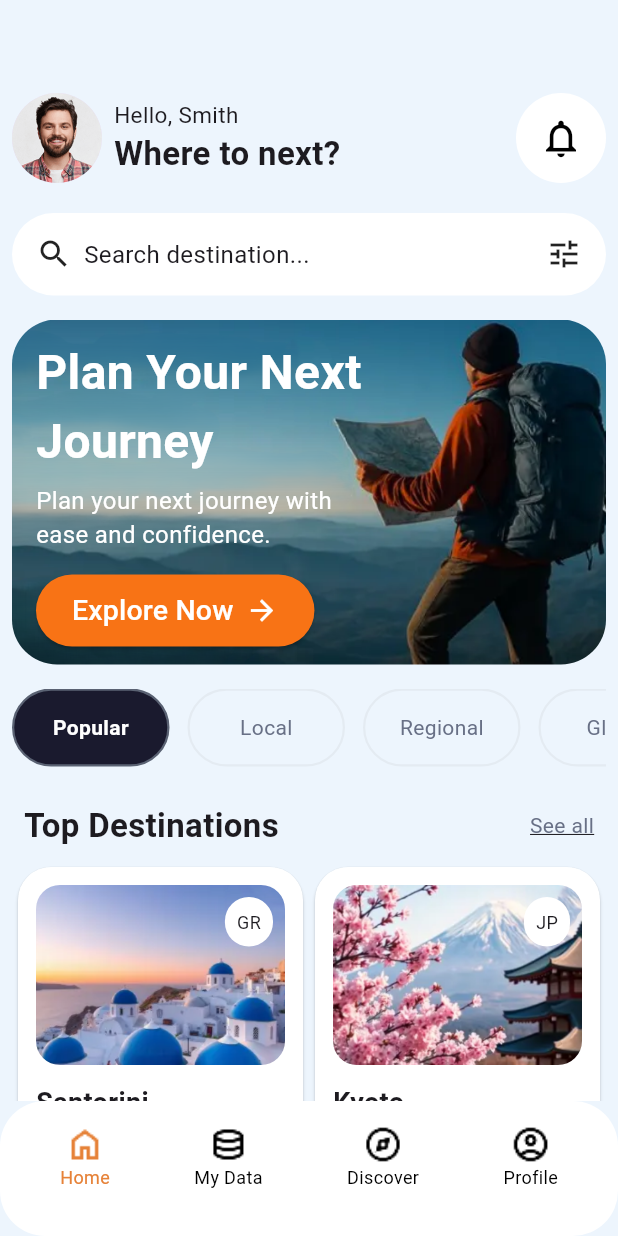
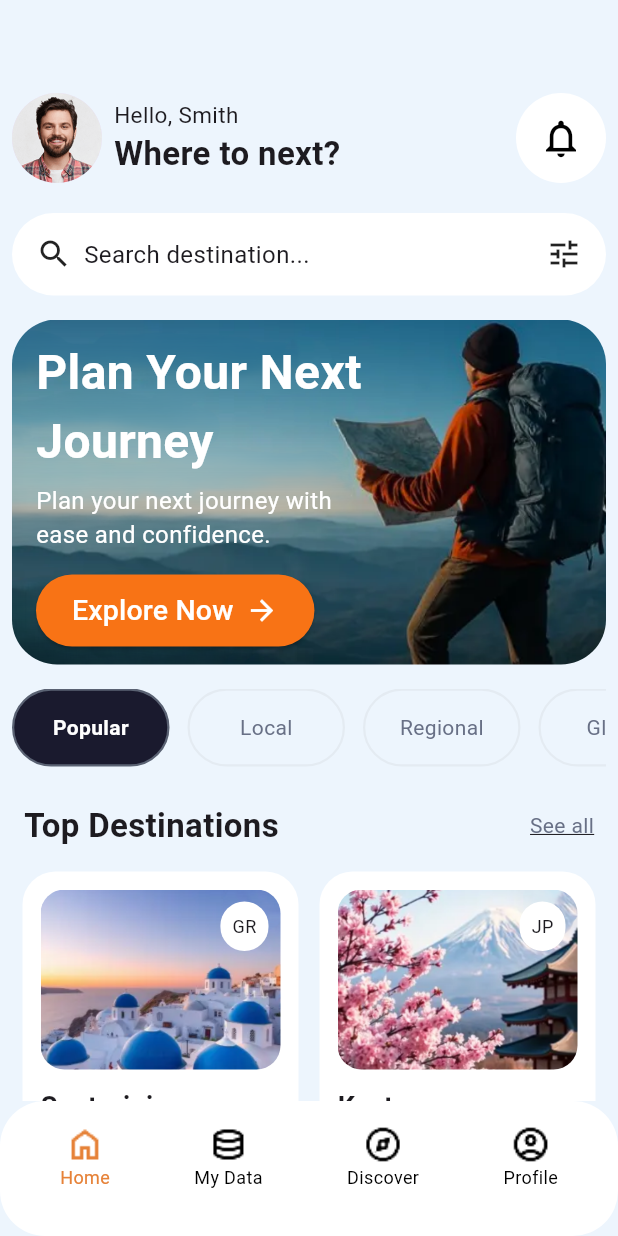
Before and after one commit to filipesec/travel_layout, a Flutter app: the screen it shows after launch, on a phone screen of 412 x 824 dp. Run offline on Flutter 3.47's test engine with Material 3 defaults, Android fonts, the phone set to English and light mode, and no system bars.

Commit message:
refactor: melhoria no codigo e estilizacao

```diff
--- a/lib/main.dart
+++ b/lib/main.dart
@@ -203,16 +203,18 @@ class _HomePageState extends State<HomePage> {
             Padding(padding: EdgeInsets.all(8), child: PromoCustom()),
             //view all destination
             Padding(
-              padding: EdgeInsets.only(left: 8, top: 18, bottom: 18),
+              padding: EdgeInsets.only(left: 8, right: 8, top: 18, bottom: 18),
               child: Expanded(
-                child: Container(
-                  height: 55,
-                  decoration: BoxDecoration(
-                    borderRadius: BorderRadius.circular(30),
-                    color: Color(0XFFF87315),
+                child: ElevatedButton(
+                  onPressed: () {},
+                  style: ElevatedButton.styleFrom(
+                    backgroundColor: Color(0XFFF87315),
+                    elevation: 0,
+                    minimumSize: Size(double.infinity, 55),
+                    shape: RoundedRectangleBorder(
+                      borderRadius: BorderRadius.circular(30),
+                    ),
                   ),
-
-                  alignment: Alignment.center,
                   child: Text(
                     'View All Destination',
                     style: TextStyle(color: Colors.white, fontSize: 18),
@@ -467,9 +469,12 @@ class DestinationCard extends StatelessWidget {
 
   @override
   Widget build(BuildContext context) {
-    return Card(
-      color: Colors.white,
-      shape: RoundedRectangleBorder(borderRadius: BorderRadius.circular(22)),
+    return Container(
+      margin: EdgeInsets.all(7),
+      decoration: BoxDecoration(
+        color: Colors.white,
+        borderRadius: BorderRadius.circular(22),
+      ),
       child: Column(
         crossAxisAlignment: CrossAxisAlignment.start,
         children: [
@@ -526,9 +531,12 @@ class DestinationCard extends StatelessWidget {
                   children: [
                     Text(
                       '\$$price',
-                      style: TextStyle(color: Color(0xFFF96D1F), fontSize: 17),
+                      style: TextStyle(
+                        color: Color(0xFFF96D1F),
+                        fontSize: 17,
+                        fontWeight: FontWeight.bold,
+                      ),
                     ),
-
                     Text(
                       '/person',
                       style: TextStyle(fontSize: 17, color: Color(0xFF8A939E)),
@@ -627,16 +635,18 @@ class PromoText extends StatelessWidget {
           ),
         ),
 
-        Container(
-          height: 50,
-          width: 165,
-          decoration: BoxDecoration(
-            borderRadius: BorderRadius.circular(30),
-            color: Color(0xFF1A1A2E),
+        ElevatedButton(
+          onPressed: () {},
+          style: ElevatedButton.styleFrom(
+            backgroundColor: Color(0xFF1A1A2E),
+            elevation: 0,
+            minimumSize: Size(165, 50),
+            shape: RoundedRectangleBorder(
+              borderRadius: BorderRadius.circular(30),
+            ),
           ),
-
           child: Row(
-            mainAxisAlignment: MainAxisAlignment.center,
+            mainAxisSize: MainAxisSize.min,
             children: [
               Padding(
                 padding: EdgeInsets.only(right: 5),
@@ -645,7 +655,7 @@ class PromoText extends StatelessWidget {
                   style: TextStyle(color: Colors.white, fontSize: 20),
                 ),
               ),
-              Icon(Icons.arrow_forward, color: Colors.white),
+              Icon(Icons.arrow_forward, color: Colors.white, size: 25),
             ],
           ),
         ),
```
